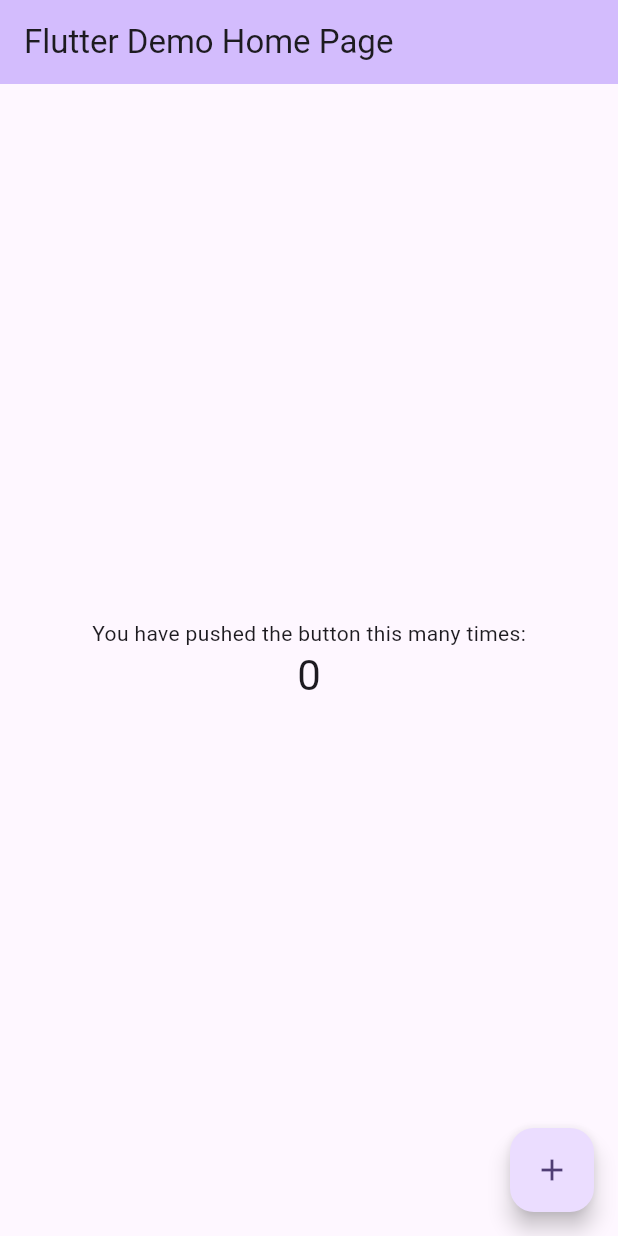
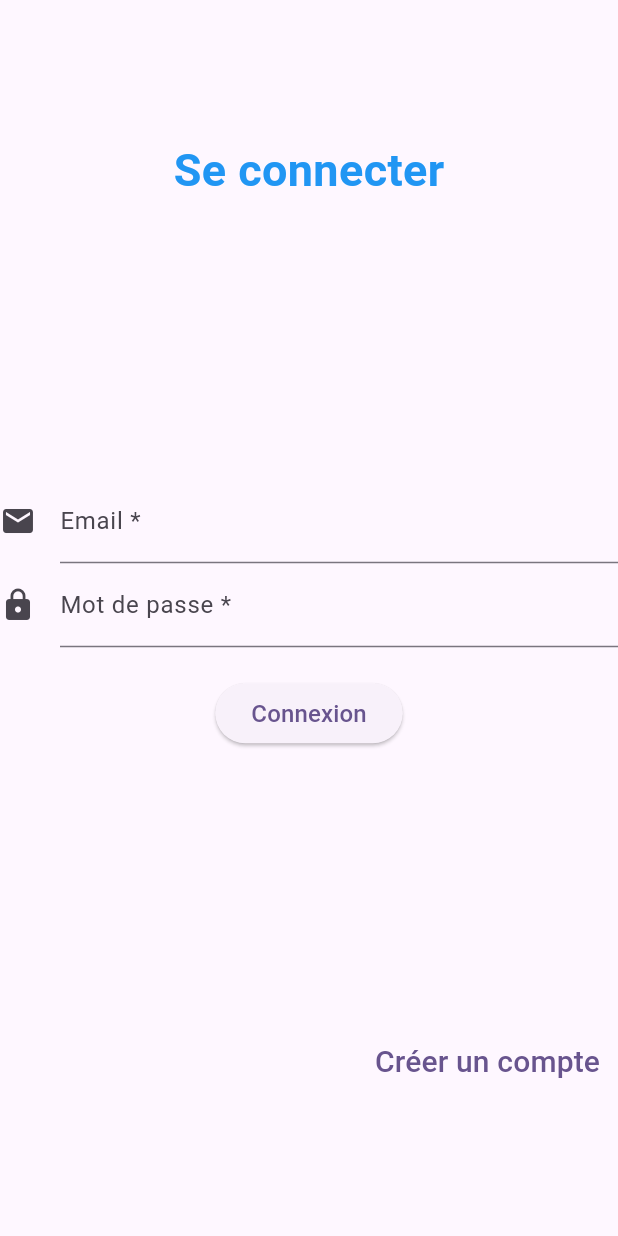
Before and after one commit to DarilDivin/to_do_app, a Flutter app: the screen it shows after launch, on a phone screen of 412 x 824 dp. Run offline on Flutter 3.47's test engine with Material 3 defaults, Android fonts, the phone set to English and light mode, and no system bars; our stand-ins replace dio, fluttertoast, shared_preferences.

```diff
--- a/lib/main.dart
+++ b/lib/main.dart
@@ -1,4 +1,6 @@
 import 'package:flutter/material.dart';
+import 'package:projet_controle/pages/home_page.dart';
+import 'package:projet_controle/pages/login_page.dart';
 
 void main() {
   runApp(const MyApp());
@@ -16,55 +18,7 @@ class MyApp extends StatelessWidget {
         colorScheme: ColorScheme.fromSeed(seedColor: Colors.deepPurple),
         useMaterial3: true,
       ),
-      home: const MyHomePage(title: 'Flutter Demo Home Page'),
+      home: LoginPage(),
     );
   }
 }
-
-class MyHomePage extends StatefulWidget {
-  const MyHomePage({super.key, required this.title});
-
-  final String title;
-
-  @override
-  State<MyHomePage> createState() => _MyHomePageState();
-}
-
-class _MyHomePageState extends State<MyHomePage> {
-  int _counter = 0;
-
-  void _incrementCounter() {
-    setState(() {
-      _counter++;
-    });
-  }
-
-  @override
-  Widget build(BuildContext context) {
-    return Scaffold(
-      appBar: AppBar(
-        backgroundColor: Theme.of(context).colorScheme.inversePrimary,
-        title: Text(widget.title),
-      ),
-      body: Center(
-        child: Column(
-          mainAxisAlignment: MainAxisAlignment.center,
-          children: <Widget>[
-            const Text(
-              'You have pushed the button this many times:',
-            ),
-            Text(
-              '$_counter',
-              style: Theme.of(context).textTheme.headlineMedium,
-            ),
-          ],
-        ),
-      ),
-      floatingActionButton: FloatingActionButton(
-        onPressed: _incrementCounter,
-        tooltip: 'Increment',
-        child: const Icon(Icons.add),
-      ),
-    );
-  }
-}
--- a/lib/pages/login_page.dart
+++ b/lib/pages/login_page.dart
@@ -0,0 +1,155 @@
+import 'package:flutter/material.dart';
+import 'package:projet_controle/data/models/authenticated_user.dart';
+import 'package:projet_controle/data/services/users_services.dart';
+import 'package:projet_controle/pages/home_page.dart';
+import 'package:projet_controle/pages/signup_page.dart';
+import 'package:fluttertoast/fluttertoast.dart';
+import 'package:shared_preferences/shared_preferences.dart';
+import 'package:dio/dio.dart';
+
+class LoginPage extends StatefulWidget {
+  const LoginPage({super.key});
+
+  @override
+  State<LoginPage> createState() => _LoginPageState();
+}
+
+class _LoginPageState extends State<LoginPage> {
+
+  final emailController = TextEditingController();
+  final formkey = GlobalKey<FormState>();
+  final passwordController = TextEditingController();
+  bool loading = false;
+
+  // Initialiser la classe du service user
+  final userService = UserService();
+
+  loginUser() async {
+
+    // déclencher le loading
+    setState(() {
+      loading = true;
+    });
+
+    try {
+
+      // Prépare les données à envoyer
+      Map<String, dynamic> data = {
+        'email': emailController.text,
+        'strategy': 'local',
+        'password': passwordController.text
+      };
+
+      // Lancer la requête
+      AuthenticatedUser authUser = await userService.login(data);
+
+      // Initialiser une instance de shared preference
+      final sharedPref = await SharedPreferences.getInstance();
+
+      // Sauvegerder le token en mémoire
+      sharedPref.setString("token", authUser.accessToken!);
+
+      // Afficher un message de succès
+      Fluttertoast.showToast(msg: "Utilisateur connecté avec succès");
+
+      // rediriger vers la page home
+      Navigator.pushReplacement(
+          context,
+          MaterialPageRoute(builder: (context) => HomePage())
+      );
+
+    } on DioException catch (e) {
+
+      // Quand erreur de requête, afficher les erreurs et le status code
+      if (e.response != null) {
+        print(e.response?.data);
+        print(e.response?.statusCode);
+      } else {
+        // Something happened in setting up or sending the request that triggered an Error
+        print(e.requestOptions);
+        print(e.message);
+      }
+
+      Fluttertoast.showToast(msg: "Une erreur est survenue");
+
+    } finally {
+      setState(() {
+        loading = false;
+      });
+    }
+
+  }
+
+  @override
+  Widget build(BuildContext context) {
+    return Scaffold(
+      body: Column(
+        mainAxisAlignment: MainAxisAlignment.spaceAround,
+        children: [
+          const Text("Se connecter", style: TextStyle(fontSize: 30, fontWeight: FontWeight.bold, color: Colors.blue),),
+          Form(
+              key: formkey,
+              child: Column(
+                children: [
+                  TextFormField(
+                    controller: emailController,
+                    keyboardType: TextInputType.emailAddress,
+                    decoration: const InputDecoration(
+                        icon: Icon(Icons.mail),
+                        label: Text("Email *"),
+                        hintText: "Entrez votre email"
+                    ),
+                    validator: (String? value) {
+                      return value == null || value == "" ? "Ce champ est obligatoire" : null;
+                    },
+                  ),
+                  TextFormField(
+                    controller: passwordController,
+                    obscureText: true,
+                    keyboardType: TextInputType.text,
+                    decoration: const InputDecoration(
+                        icon: Icon(Icons.lock),
+                        label: Text("Mot de passe *"),
+                        hintText: "Entrez votre mot de passe"
+                    ),
+                    validator: (String? value) {
+                      return value == null || value == "" ? "Ce champ est obligatoire" : null;
+                    },
+                  ),
+                  const SizedBox(height: 20,),
+                  ElevatedButton(
+                      onPressed: () async {
+                        if (!loading) {
+                          await loginUser();
+                        }
+                      },
+                      child: loading ?
+                      const SizedBox(
+                        height: 20,
+                        width: 20,
+                        child: CircularProgressIndicator(
+                          strokeWidth: 3,
+                        ),
+                      ) :
+                      const Text("Connexion", style: TextStyle(fontSize: 16),)
+                  ),
+                ],
+              )
+          ),
+          Align(
+            alignment: Alignment.centerRight,
+            child: TextButton(
+                onPressed: () {
+                  Navigator.push(
+                      context,
+                      MaterialPageRoute(builder: (context) => SignupPage())
+                  );
+                },
+                child: const Text("Créer un compte", style: TextStyle(fontSize: 20),)
+            ),
+          )
+        ],
+      ),
+    );
+  }
+}
--- a/pubspec.yaml
+++ b/pubspec.yaml
@@ -37,6 +37,7 @@ dependencies:
   cupertino_icons: ^1.0.2
   dio: ^5.4.0
   shared_preferences: ^2.2.2
+  fluttertoast: ^8.2.4
 
 dev_dependencies:
   flutter_test:
```
Also changed, not shown: lib/pages/home_page.dart (+19 -0 lines), lib/pages/signup_page.dart (+153 -0 lines), pubspec.lock, 1 other file.
